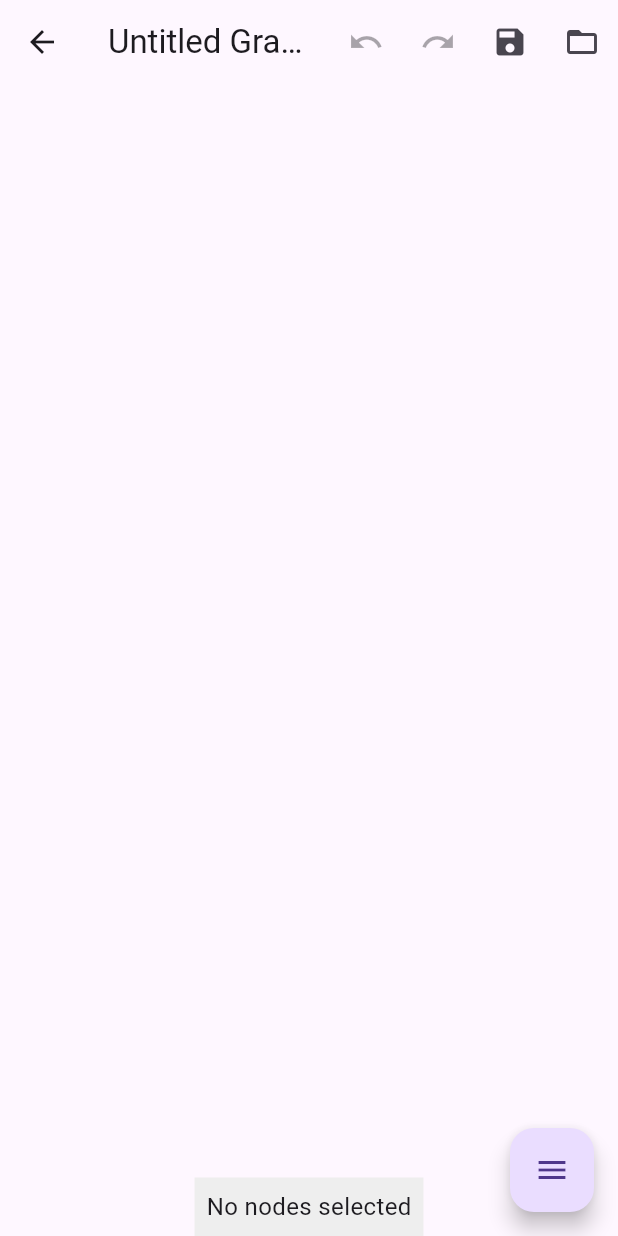
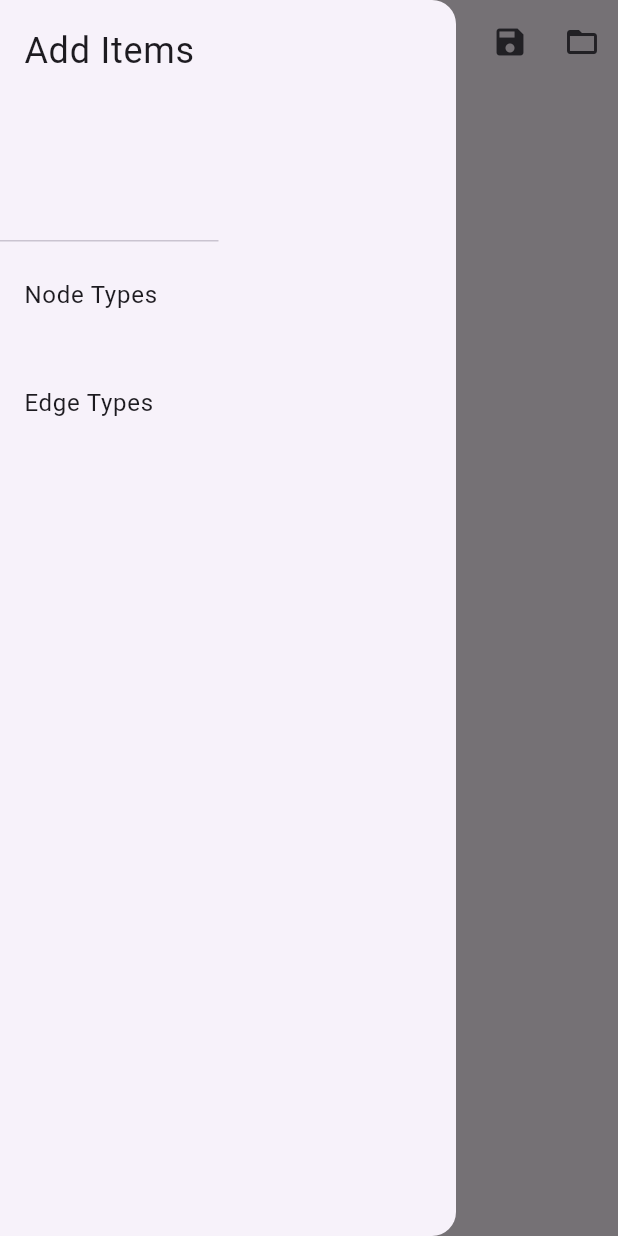
Before and after one commit to chebizarro/dossier, a Flutter app: the GraphScreen screen opened directly with empty values, with the side drawer open (before the commit the screen has no drawer), on a phone screen of 412 x 824 dp. Run offline on Flutter 3.47's test engine with Material 3 defaults, Android fonts, the phone set to English and light mode, and no system bars; drawn by our look-alikes of flutter_expandable_fab; our stand-ins replace file_picker, shared_preferences; accounts and stored records are empty.

Commit message:
Moved node types to drawer

```diff
--- a/lib/components/graph_widget.dart
+++ b/lib/components/graph_widget.dart
@@ -18,7 +18,7 @@
   final void Function(Node) onAddEdge;
   final void Function(Node) onDeleteNode;
   final void Function(Edge) onDeleteEdge;
-  final void Function(Edge) onEditEdge;
+  final void Function(Edge) onEditEdgeProperties;
 
   GraphWidget({
     required this.graph,
@@ -34,7 +34,7 @@
     required this.onAddEdge,
     required this.onDeleteNode,
     required this.onDeleteEdge,
-    required this.onEditEdge,
+    required this.onEditEdgeProperties,
   });
 
   @override
@@ -129,7 +129,7 @@
             PopupMenuItem<String>(
               value: 'edit_edge',
               child: Text('Edit Edge'),
-              onTap: () => onEditEdge(edge),
+              onTap: () => onEditEdgeProperties(edge),
             ),
             PopupMenuItem<String>(
               value: 'delete_edge',
--- a/lib/screens/node_property_dialog.dart
+++ b/lib/components/node_property_dialog.dart
@@ -1,6 +1,7 @@
 import 'package:flutter/material.dart';
 import '../models/node.dart';
 import '../models/edge.dart';
+import '../utils/undo_stack.dart';
 
 class NodePropertyDialog extends StatefulWidget {
   final Node? node;
@@ -8,6 +9,7 @@
   final ValueChanged<Node>? onSaveNode;
   final ValueChanged<Edge>? onSaveEdge;
   final VoidCallback onUndoAction;
+  final UndoStack undoStack;
 
   NodePropertyDialog({
     this.node,
@@ -15,6 +17,7 @@
     this.onSaveNode,
     this.onSaveEdge,
     required this.onUndoAction,
+    required this.undoStack,
   });
 
   @override
@@ -48,6 +51,18 @@
 
   void _saveNode() {
     widget.onUndoAction();
+    widget.undoStack.push(EditNodePropertyAction(
+      widget.node!,
+      'label',
+      widget.node!.label,
+      _labelController.text,
+    ));
+    widget.undoStack.push(EditNodePropertyAction(
+      widget.node!,
+      'example_property',
+      widget.node!.properties['example_property'],
+      _propertyController.text,
+    ));
     setState(() {
       widget.node!.label = _labelController.text;
       widget.node!.properties['example_property'] = _propertyController.text;
@@ -58,6 +73,12 @@
 
   void _saveEdge() {
     widget.onUndoAction();
+    widget.undoStack.push(EditEdgePropertyAction(
+      widget.edge!,
+      'label',
+      widget.edge!.label,
+      _edgeLabelController.text,
+    ));
     setState(() {
       widget.edge!.label = _edgeLabelController.text;
     });
--- /dev/null
+++ b/lib/components/node_type_drawer.dart
@@ -0,0 +1,108 @@
+import 'package:flutter/material.dart';
+import '../models/node_type.dart';
+import '../models/edge_type.dart';
+
+class NodeTypeDrawer extends StatelessWidget {
+  final List<NodeType> nodeTypes;
+  final List<EdgeType> edgeTypes;
+  final ValueChanged<NodeType> onNodeTypeSelected;
+  final ValueChanged<EdgeType> onEdgeTypeSelected;
+
+  NodeTypeDrawer({
+    required this.nodeTypes,
+    required this.edgeTypes,
+    required this.onNodeTypeSelected,
+    required this.onEdgeTypeSelected,
+  });
+
+  @override
+  Widget build(BuildContext context) {
+    return Drawer(
+      child: Column(
+        crossAxisAlignment: CrossAxisAlignment.start,
+        children: [
+          DrawerHeader(
+            child: Text(
+              'Add Items',
+              style: TextStyle(fontSize: 24),
+            ),
+          ),
+          Expanded(
+            child: ListView(
+              children: [
+                ListTile(
+                  title: Text('Node Types'),
+                ),
+                GridView.builder(
+                  padding: EdgeInsets.all(8.0),
+                  shrinkWrap: true,
+                  itemCount: nodeTypes.length,
+                  gridDelegate: SliverGridDelegateWithFixedCrossAxisCount(
+                    crossAxisCount: 3,
+                    crossAxisSpacing: 8.0,
+                    mainAxisSpacing: 8.0,
+                  ),
+                  itemBuilder: (context, index) {
+                    final nodeType = nodeTypes[index];
+                    return GestureDetector(
+                      onTap: () {
+                        Navigator.pop(context);
+                        onNodeTypeSelected(nodeType);
+                      },
+                      child: Card(
+                        color: nodeType.color,
+                        child: Center(
+                          child: Column(
+                            mainAxisSize: MainAxisSize.min,
+                            children: [
+                              Icon(nodeType.icon, size: 36, color: Colors.white),
+                              Text(nodeType.label, style: TextStyle(color: Colors.white)),
+                            ],
+                          ),
+                        ),
+                      ),
+                    );
+                  },
+                ),
+                ListTile(
+                  title: Text('Edge Types'),
+                ),
+                GridView.builder(
+                  padding: EdgeInsets.all(8.0),
+                  shrinkWrap: true,
+                  itemCount: edgeTypes.length,
+                  gridDelegate: SliverGridDelegateWithFixedCrossAxisCount(
+                    crossAxisCount: 3,
+                    crossAxisSpacing: 8.0,
+                    mainAxisSpacing: 8.0,
+                  ),
+                  itemBuilder: (context, index) {
+                    final edgeType = edgeTypes[index];
+                    return GestureDetector(
+                      onTap: () {
+                        Navigator.pop(context);
+                        onEdgeTypeSelected(edgeType);
+                      },
+                      child: Card(
+                        color: Colors.blue, // Change color as needed
+                        child: Center(
+                          child: Column(
+                            mainAxisSize: MainAxisSize.min,
+                            children: [
+                              Icon(edgeType.icon, size: 36, color: Colors.white),
+                              Text(edgeType.label, style: TextStyle(color: Colors.white)),
+                            ],
+                          ),
+                        ),
+                      ),
+                    );
+                  },
+                ),
+              ],
+            ),
+          ),
+        ],
+      ),
+    );
+  }
+}
--- a/lib/models/edge.dart
+++ b/lib/models/edge.dart
@@ -1,22 +1,41 @@
 class Edge {
-  final String id;
-  final String fromNodeId;
-  final String toNodeId;
+  String id;
+  String fromNodeId;
+  String toNodeId;
   String label;
+  Map<String, dynamic> properties;
 
   Edge({
     required this.id,
     required this.fromNodeId,
     required this.toNodeId,
     this.label = '',
-  });
+    Map<String, dynamic>? properties,
+  }) : properties = properties ?? {};
+
+  Edge copyWith({
+    String? id,
+    String? fromNodeId,
+    String? toNodeId,
+    String? label,
+    Map<String, dynamic>? properties,
+  }) {
+    return Edge(
+      id: id ?? this.id,
+      fromNodeId: fromNodeId ?? this.fromNodeId,
+      toNodeId: toNodeId ?? this.toNodeId,
+      label: label ?? this.label,
+      properties: properties ?? this.properties,
+    );
+  }
 
   factory Edge.fromJson(Map<String, dynamic> json) {
     return Edge(
       id: json['id'],
       fromNodeId: json['fromNodeId'],
       toNodeId: json['toNodeId'],
-      label: json['label'] ?? '',
+      label: json['label'],
+      properties: Map<String, dynamic>.from(json['properties']),
     );
   }
 
@@ -26,6 +45,7 @@
       'fromNodeId': fromNodeId,
       'toNodeId': toNodeId,
       'label': label,
+      'properties': properties,
     };
   }
 }
--- /dev/null
+++ b/lib/models/edge_type.dart
@@ -0,0 +1,33 @@
+import 'package:flutter/material.dart';
+
+class EdgeType {
+  final String type;
+  final String label;
+  final IconData icon;
+  final Map<String, dynamic> properties;
+
+  EdgeType({
+    required this.type,
+    required this.label,
+    required this.icon,
+    required this.properties,
+  });
+
+  factory EdgeType.fromJson(Map<String, dynamic> json) {
+    return EdgeType(
+      type: json['type'],
+      label: json['label'],
+      icon: IconData(json['icon'], fontFamily: 'MaterialIcons'),
+      properties: Map<String, dynamic>.from(json['properties']),
+    );
+  }
+
+  Map<String, dynamic> toJson() {
+    return {
+      'type': type,
+      'label': label,
+      'icon': icon.codePoint,
+      'properties': properties,
+    };
+  }
+}
--- a/lib/models/graph.dart
+++ b/lib/models/graph.dart
@@ -17,7 +17,7 @@
     return Graph(
       title: json['title'],
       nodes: (json['nodes'] as List)
-          .map((nodeJson) => Node.fromJson(nodeJson, nodeTypeMap[nodeJson['nodeType']]!))
+          .map((nodeJson) => Node.fromJson(nodeJson))
           .toList(),
       edges: (json['edges'] as List)
           .map((edgeJson) => Edge.fromJson(edgeJson))
--- a/lib/models/node.dart
+++ b/lib/models/node.dart
@@ -3,27 +3,45 @@
 class Node {
   String id;
   String label;
-  NodeType nodeType;
   double x;
   double y;
+  NodeType nodeType;
   Map<String, dynamic> properties;
 
   Node({
     required this.id,
     required this.label,
-    required this.nodeType,
     required this.x,
     required this.y,
+    required this.nodeType,
     Map<String, dynamic>? properties,
   }) : properties = properties ?? {};
 
-  factory Node.fromJson(Map<String, dynamic> json, NodeType nodeType) {
+  Node copyWith({
+    String? id,
+    String? label,
+    double? x,
+    double? y,
+    NodeType? nodeType,
+    Map<String, dynamic>? properties,
+  }) {
+    return Node(
+      id: id ?? this.id,
+      label: label ?? this.label,
+      x: x ?? this.x,
+      y: y ?? this.y,
+      nodeType: nodeType ?? this.nodeType,
+      properties: properties ?? this.properties,
+    );
+  }
+
+  factory Node.fromJson(Map<String, dynamic> json) {
     return Node(
       id: json['id'],
       label: json['label'],
-      nodeType: nodeType,
       x: json['x'],
       y: json['y'],
+      nodeType: NodeType.fromJson(json['nodeType']),
       properties: Map<String, dynamic>.from(json['properties']),
     );
   }
@@ -32,9 +50,9 @@
     return {
       'id': id,
       'label': label,
-      'nodeType': nodeType.type,
       'x': x,
       'y': y,
+      'nodeType': nodeType.toJson(),
       'properties': properties,
     };
   }
--- a/lib/screens/graph_screen.dart
+++ b/lib/screens/graph_screen.dart
@@ -1,14 +1,14 @@
 import 'package:flutter/material.dart';
 import 'package:flutter/services.dart';
-import 'package:flutter_expandable_fab/flutter_expandable_fab.dart';
 import '../utils/preferences.dart';
 import '../components/graph_widget.dart';
 import '../models/graph.dart';
 import '../models/node.dart';
 import '../models/node_type.dart';
 import '../models/edge.dart';
+import '../models/edge_type.dart';
 import '../components/graph_title_widget.dart';
-import '../components/node_type_selector.dart';
+import '../components/node_type_drawer.dart';
 import '../utils/undo_stack.dart';
 import '../handlers/node_edge_handler.dart';
 import '../handlers/graph_actions.dart';
@@ -17,11 +17,13 @@
   final Preferences preferences;
   final Graph? initialGraph;
   final List<NodeType> nodeTypes;
+  final List<EdgeType> edgeTypes;
 
   GraphScreen({
     required this.preferences,
     this.initialGraph,
     required this.nodeTypes,
+    required this.edgeTypes,
   });
 
   @override
@@ -31,6 +33,7 @@
 class _GraphScreenState extends State<GraphScreen> {
   late Graph _graph;
   NodeType? _selectedNodeType;
+  EdgeType? _selectedEdgeType;
   Node? _draggingNode;
   Offset? _dragOffset;
   Offset? _initialDragPosition;
@@ -52,8 +55,17 @@
   void _selectNodeType(NodeType nodeType) {
     setState(() {
       _selectedNodeType = nodeType;
+      _selectedEdgeType = null;
     });
     print('Selected node type: ${_selectedNodeType?.label}'); // Debug print
+  }
+
+  void _selectEdgeType(EdgeType edgeType) {
+    setState(() {
+      _selectedNodeType = null;
+      _selectedEdgeType = edgeType;
+    });
+    print('Selected edge type: ${_selectedEdgeType?.label}'); // Debug print
   }
 
   void _addNodeAtPosition(Offset position) {
@@ -71,10 +83,6 @@
         _selectedNodes.clear();
         _selectedNodes.add(newNode);
         _selectedNodeType = null;
-      });
-
-      WidgetsBinding.instance?.addPostFrameCallback((_) {
-        _nodeEdgeHandler.handleNodeDoubleTap(newNode, context, () => setState(() {}));
       });
     } else {
       print('No node type selected'); // Debug print
@@ -108,6 +116,10 @@
     _nodeEdgeHandler.handleNodeDoubleTap(node, context, () => setState(() {}));
   }
 
+  void _onEditEdgeProperties(Edge edge) {
+    _nodeEdgeHandler.handleEdgeDoubleTap(edge, context, () => setState(() {}));
+  }
+
   void _onAddEdge(Node node) {
     setState(() {
       if (_nodeEdgeHandler.edgeStartNode == null) {
@@ -134,10 +146,6 @@
     setState(() {
       _nodeEdgeHandler.removeEdge(edge);
     });
-  }
-
-  void _onEditEdge(Edge edge) {
-    _nodeEdgeHandler.handleEdgeDoubleTap(edge, context, () => setState(() {}));
   }
 
   void _onBackgroundTap(TapUpDetails details) {
@@ -214,7 +222,6 @@
   @override
   Widget build(BuildContext context) {
     return Scaffold(
-      floatingActionButtonLocation: ExpandableFab.location,
       appBar: AppBar(
         title: GraphTitleWidget(
           title: _graph.title,
@@ -254,6 +261,12 @@
           ),
         ],
       ),
+      drawer: NodeTypeDrawer(
+        nodeTypes: widget.nodeTypes,
+        edgeTypes: widget.edgeTypes,
+        onNodeTypeSelected: _selectNodeType,
+        onEdgeTypeSelected: _selectEdgeType,
+      ),
       body: KeyboardListener(
         focusNode: FocusNode()..requestFocus(),
         onKeyEvent: _handleKeyEvent,
@@ -275,10 +288,10 @@
                     isShiftPressed: _isShiftPressed,
                     onEdgeDoubleTap: _onEdgeDoubleTap,
                     onEditNodeProperties: _onEditNodeProperties,
+                    onEditEdgeProperties: _onEditEdgeProperties,
                     onAddEdge: _onAddEdge,
                     onDeleteNode: _onDeleteNode,
                     onDeleteEdge: _onDeleteEdge,
-                    onEditEdge: _onEditEdge,
                   ),
                 ),
               ),
@@ -296,10 +309,6 @@
           ],
         ),
       ),
-      floatingActionButton: NodeTypeSelector(
-        nodeTypes: widget.nodeTypes,
-        onNodeTypeSelected: _selectNodeType,
-      ),
     );
   }
 }
--- a/lib/utils/undo_stack.dart
+++ b/lib/utils/undo_stack.dart
@@ -1,4 +1,4 @@
-import 'package:flutter/material.dart'; // Ensure Offset is imported from flutter/material.dart
+import 'package:flutter/material.dart';
 import '../models/graph.dart';
 import '../models/node.dart';
 import '../models/edge.dart';
@@ -125,3 +125,41 @@
     node.y = newPosition.dy;
   }
 }
+
+class EditNodePropertyAction implements UndoableAction {
+  final Node node;
+  final String propertyName;
+  final dynamic oldValue;
+  final dynamic newValue;
+
+  EditNodePropertyAction(this.node, this.propertyName, this.oldValue, this.newValue);
+
+  @override
+  void undo() {
+    node.properties[propertyName] = oldValue;
+  }
+
+  @override
+  void redo() {
+    node.properties[propertyName] = newValue;
+  }
+}
+
+class EditEdgePropertyAction implements UndoableAction {
+  final Edge edge;
+  final String propertyName;
+  final dynamic oldValue;
+  final dynamic newValue;
+
+  EditEdgePropertyAction(this.edge, this.propertyName, this.oldValue, this.newValue);
+
+  @override
+  void undo() {
+    edge.properties[propertyName] = oldValue;
+  }
+
+  @override
+  void redo() {
+    edge.properties[propertyName] = newValue;
+  }
+}
```
Also changed, not shown: lib/handlers/node_edge_handler.dart (+28 -6 lines), lib/screens/home_screen.dart (+42 -84 lines).
